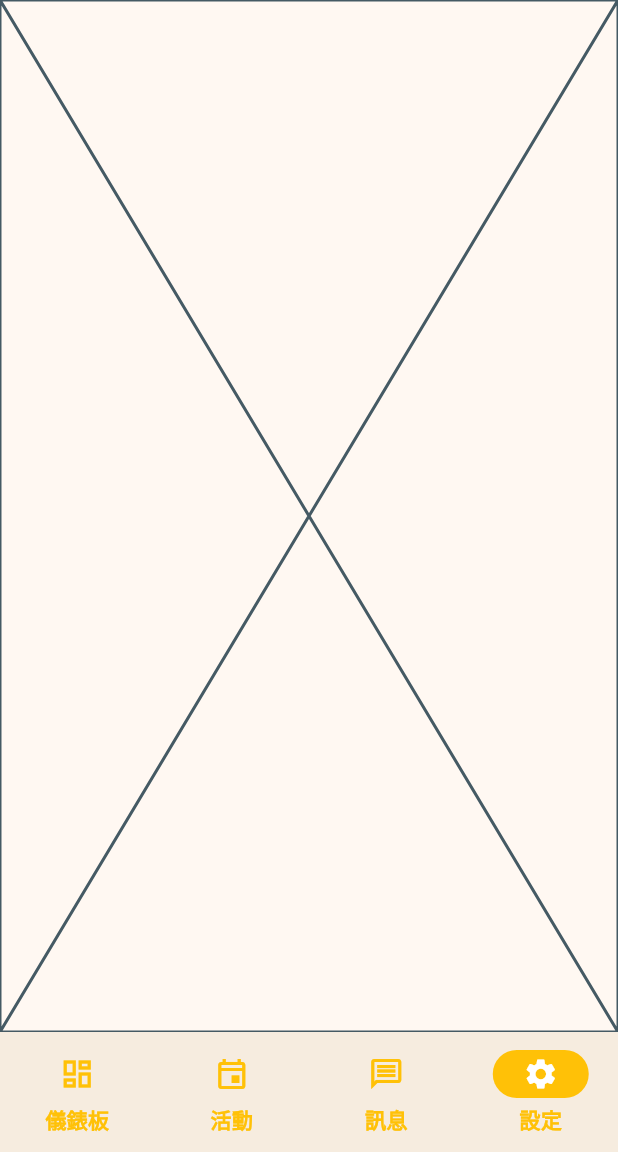
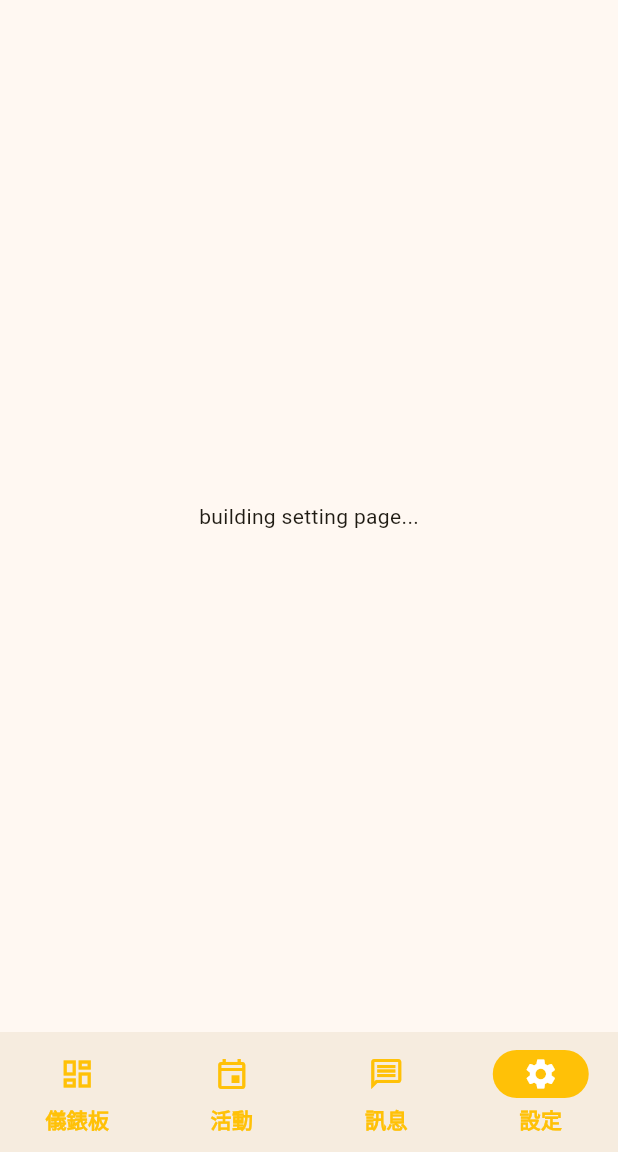
Before and after one commit to quan0715/grouping_application, a Flutter app: the WorkspaceView screen opened directly, item 4 of the bottom bar chosen, on a phone screen of 412 x 824 dp, the part 84-1236 px from its top. Run offline on Flutter 3.47's test engine with Material 2 defaults, Android fonts, the phone set to English and light mode, and no system bars; our stand-ins replace dartz, flutter_dotenv, flutter_secure_storage, flutter_svg, gap, go_router and 3 more; missing offline and left inert: encrypt, oauth2, pkce, universal_html; accounts and stored records are empty.

Commit message:
refactor: remove extra codes

```diff
--- a/grouping_flutter/lib/space/presentation/views/setting_view.dart
+++ b/grouping_flutter/lib/space/presentation/views/setting_view.dart
@@ -1,14 +1,5 @@
 import 'package:flutter/material.dart';
-import 'package:grouping_project/core/shared/color_widget_interface.dart';
 import 'package:grouping_project/space/presentation/view_models/workspace_view_model.dart';
-import 'package:grouping_project/space/presentation/views/components/color_card_with_fillings.dart';
-
-/*
-cd grouping_flutter
-flutter run --web-port 5000
-2
-
-*/
 
 class SettingView extends StatefulWidget {
   const SettingView({super.key, required this.viewModel});
@@ -23,6 +14,9 @@ class _SettingViewState extends State<SettingView> {
   @override
   Widget build(BuildContext context) {
     // WorkspaceViewModel viewModel = widget.viewModel;
-    return const Placeholder();
+    return const Center(
+      child: Text('building setting page...'),
+    );
+    ;
   }
 }
```
